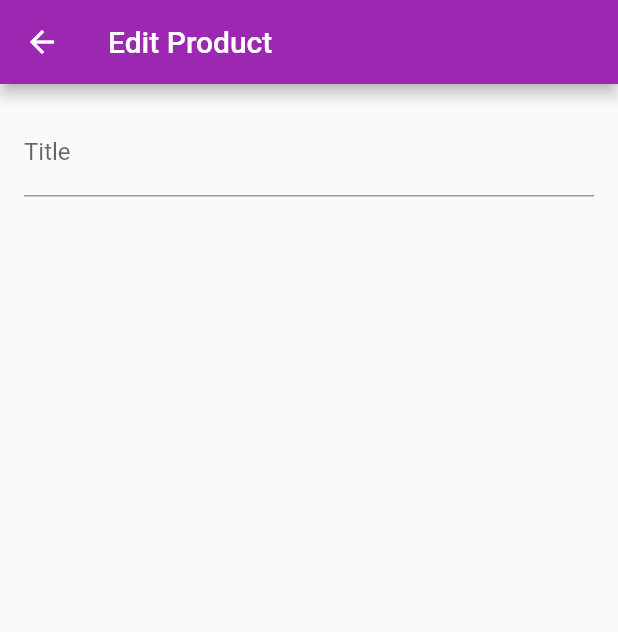
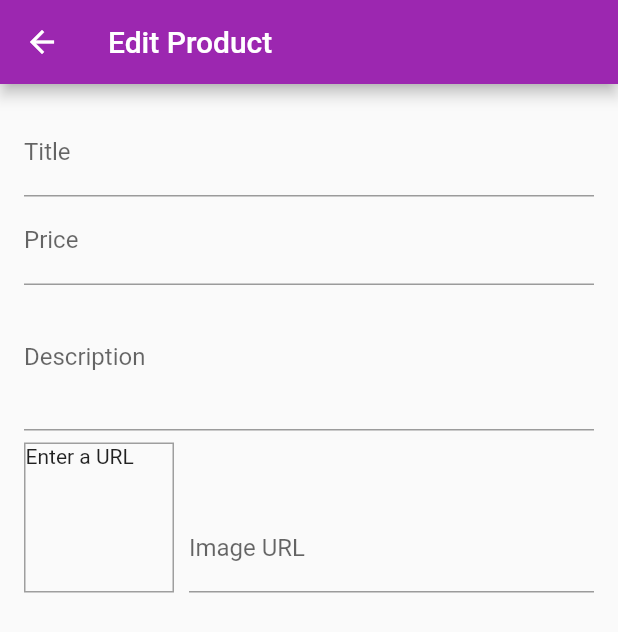
Before and after one commit to BaoTrung37/Flutter_Udemy, a Flutter app: the EditProductScreen screen opened by its route, on a phone screen of 412 x 824 dp. Shown: the top 632 px of the screen. Run offline on Flutter 3.47's test engine with Material 2 defaults, Android fonts, the light colour scheme and no system bars; network calls fail.

Commit message:
226: Image input & image preview

```diff
--- a/section8/lib/screens/edit_product_screen.dart
+++ b/section8/lib/screens/edit_product_screen.dart
@@ -9,6 +9,35 @@ class EditProductScreen extends StatefulWidget {
 }
 
 class _EditProductScreenState extends State<EditProductScreen> {
+  final _priceFocusNode = FocusNode();
+  final _descriptionFocusNode = FocusNode();
+  final _imageUrlFocusNode = FocusNode();
+  final _imageUrlController = TextEditingController();
+
+  @override
+  void initState() {
+    // TODO: implement initState
+    _imageUrlFocusNode.addListener(_updateImageUrl);
+    super.initState();
+  }
+
+  @override
+  void dispose() {
+    // TODO: implement dispose
+    _imageUrlFocusNode.removeListener(_updateImageUrl);
+    _priceFocusNode.dispose();
+    _descriptionFocusNode.dispose();
+    _imageUrlFocusNode.dispose();
+    _imageUrlController.dispose();
+    super.dispose();
+  }
+
+  void _updateImageUrl() {
+    if (!_imageUrlFocusNode.hasFocus) {
+      setState(() {});
+    }
+  }
+
   @override
   Widget build(BuildContext context) {
     return Scaffold(
@@ -28,9 +57,62 @@ class _EditProductScreenState extends State<EditProductScreen> {
                 ),
                 textInputAction: TextInputAction.next,
                 onFieldSubmitted: (_) {
-                  FocusScope.of(context).requestFocus();
+                  FocusScope.of(context).requestFocus(_priceFocusNode);
                 },
               ),
+              TextFormField(
+                decoration: InputDecoration(
+                  labelText: 'Price',
+                ),
+                textInputAction: TextInputAction.next,
+                keyboardType: TextInputType.number,
+                focusNode: _priceFocusNode,
+                onFieldSubmitted: (_) {
+                  FocusScope.of(context).requestFocus(_descriptionFocusNode);
+                },
+              ),
+              TextFormField(
+                decoration: InputDecoration(
+                  labelText: 'Description',
+                ),
+                maxLines: 3,
+                textInputAction: TextInputAction.next,
+                keyboardType: TextInputType.multiline,
+                focusNode: _descriptionFocusNode,
+              ),
+              Row(
+                crossAxisAlignment: CrossAxisAlignment.end,
+                children: [
+                  Container(
+                    width: 100,
+                    height: 100,
+                    margin: EdgeInsets.only(top: 8, right: 10),
+                    decoration: BoxDecoration(
+                      border: Border.all(
+                        width: 1,
+                        color: Colors.grey,
+                      ),
+                    ),
+                    child: _imageUrlController.text.isEmpty
+                        ? Text('Enter a URL')
+                        : FittedBox(
+                            child: Image.network(_imageUrlController.text,
+                                fit: BoxFit.cover),
+                          ),
+                  ),
+                  Expanded(
+                    child: TextFormField(
+                      decoration: InputDecoration(
+                        labelText: 'Image URL',
+                      ),
+                      keyboardType: TextInputType.url,
+                      textInputAction: TextInputAction.done,
+                      controller: _imageUrlController,
+                      focusNode: _imageUrlFocusNode,
+                    ),
+                  ),
+                ],
+              )
             ],
           ),
         ),
```
